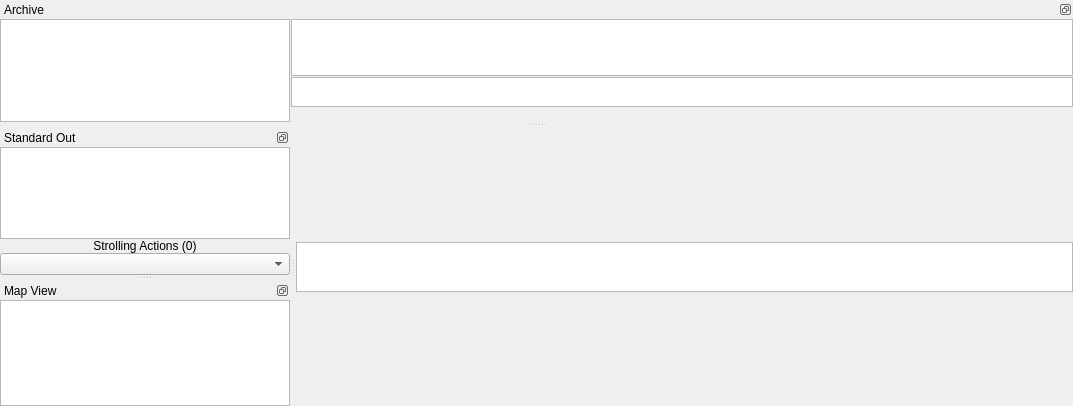
The window that MainWindow.ui (AndrewReynen/Lazylyst) describes before a commit, drawn with Qt 5.
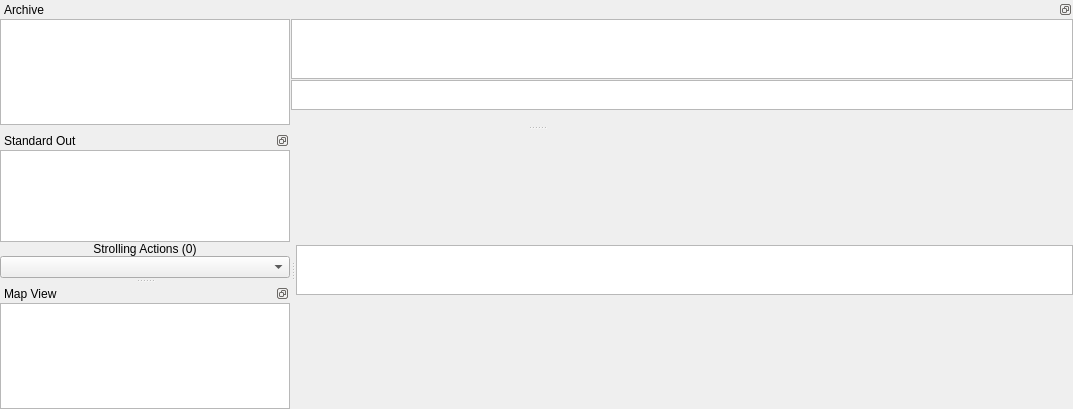
The same window after the commit. Custom widgets are drawn as their Qt base class.

Patch:
```diff
--- a/MainWindow.ui
+++ b/MainWindow.ui
@@ -7,7 +7,7 @@
     <x>0</x>
     <y>0</y>
     <width>1073</width>
-    <height>402</height>
+    <height>409</height>
    </rect>
   </property>
   <property name="windowTitle">
@@ -136,14 +136,14 @@
    </property>
    <property name="minimumSize">
     <size>
-     <width>366</width>
-     <height>122</height>
+     <width>373</width>
+     <height>125</height>
     </size>
    </property>
    <property name="maximumSize">
     <size>
      <width>524287</width>
-     <height>524287</height>
+     <height>150</height>
     </size>
    </property>
    <property name="features">
@@ -156,6 +156,18 @@
     <number>4</number>
    </attribute>
    <widget class="QWidget" name="archiveLayout">
+    <property name="sizePolicy">
+     <sizepolicy hsizetype="Preferred" vsizetype="Maximum">
+      <horstretch>0</horstretch>
+      <verstretch>0</verstretch>
+     </sizepolicy>
+    </property>
+    <property name="maximumSize">
+     <size>
+      <width>16777215</width>
+      <height>125</height>
+     </size>
+    </property>
     <layout class="QHBoxLayout" name="horizontalLayout" stretch="0,0">
      <property name="spacing">
       <number>1</number>
@@ -194,6 +206,9 @@
        <property name="spacing">
         <number>1</number>
        </property>
+       <property name="sizeConstraint">
+        <enum>QLayout::SetMaximumSize</enum>
+       </property>
        <item>
         <widget class="ArchiveSpanWidget" name="archiveSpan">
          <property name="sizePolicy">
```
